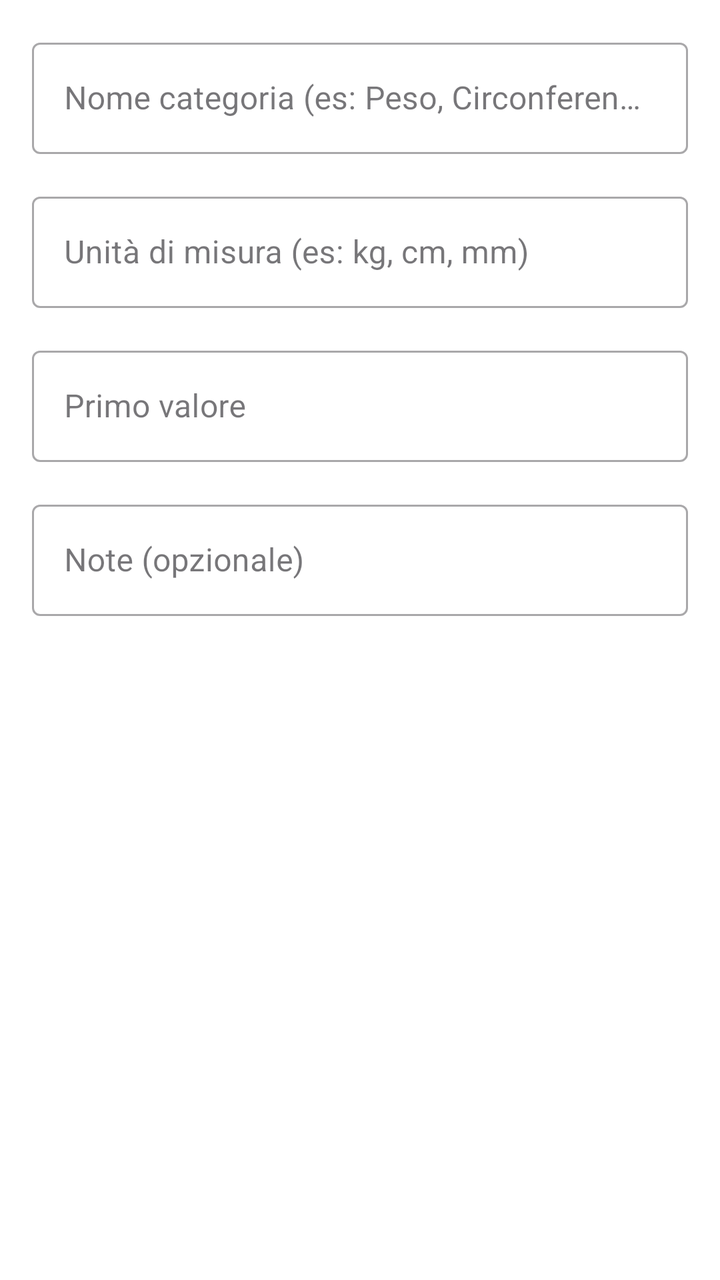
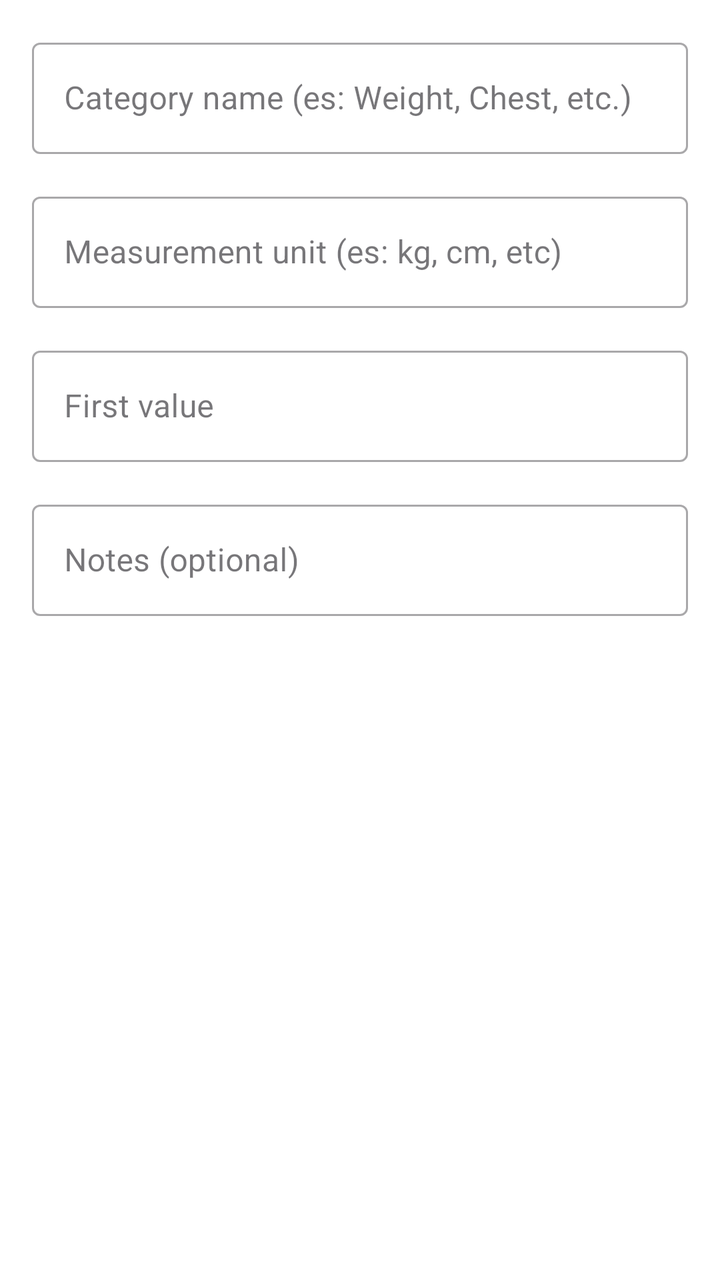

Screens rendered from an Android XML layout before and after an edit, with the pre-edit source and the edit as a unified diff.
<!-- AndroidManifest.xml: application theme Theme.TrGym -->
<!-- res/layout/dialog_create_measurement_category.xml -->
<?xml version="1.0" encoding="utf-8"?>
<LinearLayout
    xmlns:android="http://schemas.android.com/apk/res/android"
    xmlns:app="http://schemas.android.com/apk/res-auto"
    android:layout_width="match_parent"
    android:layout_height="wrap_content"
    android:orientation="vertical"
    android:padding="16dp"
    android:backgroundTint="@color/white"
    android:background="@color/white">

    
    <com.google.android.material.textfield.TextInputLayout
        android:layout_width="match_parent"
        android:layout_height="wrap_content"
        android:hint="Nome categoria (es: Peso, Circonferenza braccio)"
        style="@style/Widget.MaterialComponents.TextInputLayout.OutlinedBox">

        <com.google.android.material.textfield.TextInputEditText
            android:id="@+id/editTextCategoryName"
            android:layout_width="match_parent"
            android:layout_height="wrap_content"
            android:inputType="textCapWords"
            android:maxLines="1" />

    </com.google.android.material.textfield.TextInputLayout>

    
    <com.google.android.material.textfield.TextInputLayout
        android:layout_width="match_parent"
        android:layout_height="wrap_content"
        android:layout_marginTop="16dp"
        android:hint="Unità di misura (es: kg, cm, mm)"
        style="@style/Widget.MaterialComponents.TextInputLayout.OutlinedBox">

        <com.google.android.material.textfield.TextInputEditText
            android:id="@+id/editTextUnit"
            android:layout_width="match_parent"
            android:layout_height="wrap_content"
            android:inputType="text"
            android:maxLines="1" />

    </com.google.android.material.textfield.TextInputLayout>

    
    <com.google.android.material.textfield.TextInputLayout
        android:layout_width="match_parent"
        android:layout_height="wrap_content"
        android:layout_marginTop="16dp"
        android:hint="Primo valore"
        style="@style/Widget.MaterialComponents.TextInputLayout.OutlinedBox">

        <com.google.android.material.textfield.TextInputEditText
            android:id="@+id/editTextValue"
            android:layout_width="match_parent"
            android:layout_height="wrap_content"
            android:inputType="numberDecimal"
            android:maxLines="1" />

    </com.google.android.material.textfield.TextInputLayout>

    
    <com.google.android.material.textfield.TextInputLayout
        android:layout_width="match_parent"
        android:layout_height="wrap_content"
        android:layout_marginTop="16dp"
        android:hint="Note (opzionale)"
        style="@style/Widget.MaterialComponents.TextInputLayout.OutlinedBox">

        <com.google.android.material.textfield.TextInputEditText
            android:id="@+id/editTextNotes"
            android:layout_width="match_parent"
            android:layout_height="wrap_content"
            android:inputType="textMultiLine"
            android:maxLines="3" />

    </com.google.android.material.textfield.TextInputLayout>

</LinearLayout>
<!-- resources referenced by this layout -->
<resources>
  <color name="white">#FFFFFFFF</color>
  <style name="Theme.TrGym" parent="Theme.Material3.DayNight.NoActionBar">
          <item name="android:statusBarColor">@android:color/white</item>
          <item name="android:navigationBarColor">@android:color/white</item> 
          <item name="android:windowLightStatusBar">true</item>
          <item name="android:windowLightNavigationBar">true</item>
          <item name="android:windowSoftInputMode">adjustPan</item>
  
          
      </style>
</resources>

<!-- the commit's change to res/layout/dialog_create_measurement_category.xml (unified diff, before → after) -->
@@ -13,7 +13,7 @@
     <com.google.android.material.textfield.TextInputLayout
         android:layout_width="match_parent"
         android:layout_height="wrap_content"
-        android:hint="Nome categoria (es: Peso, Circonferenza braccio)"
+        android:hint="Category name (es: Weight, Chest, etc.)"
         style="@style/Widget.MaterialComponents.TextInputLayout.OutlinedBox">
 
         <com.google.android.material.textfield.TextInputEditText
@@ -30,7 +30,7 @@
         android:layout_width="match_parent"
         android:layout_height="wrap_content"
         android:layout_marginTop="16dp"
-        android:hint="Unità di misura (es: kg, cm, mm)"
+        android:hint="Measurement unit (es: kg, cm, etc)"
         style="@style/Widget.MaterialComponents.TextInputLayout.OutlinedBox">
 
         <com.google.android.material.textfield.TextInputEditText
@@ -47,7 +47,7 @@
         android:layout_width="match_parent"
         android:layout_height="wrap_content"
         android:layout_marginTop="16dp"
-        android:hint="Primo valore"
+        android:hint="First value"
         style="@style/Widget.MaterialComponents.TextInputLayout.OutlinedBox">
 
         <com.google.android.material.textfield.TextInputEditText
@@ -64,7 +64,7 @@
         android:layout_width="match_parent"
         android:layout_height="wrap_content"
         android:layout_marginTop="16dp"
-        android:hint="Note (opzionale)"
+        android:hint="Notes (optional)"
         style="@style/Widget.MaterialComponents.TextInputLayout.OutlinedBox">
 
         <com.google.android.material.textfield.TextInputEditText
